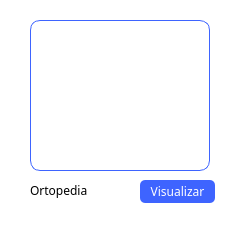
The window that hospital-Core/Widgets/Usuario/tarjeta_servicios.ui (MrDanielG/Hospital-SCRUM) describes before a commit, drawn with Qt 5.
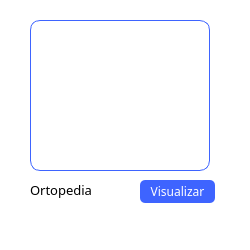
The same window after the commit.

Commit message: Catalogo Servicios

Patch:
```diff
--- a/hospital-Core/Widgets/Usuario/tarjeta_servicios.ui
+++ b/hospital-Core/Widgets/Usuario/tarjeta_servicios.ui
@@ -41,6 +41,7 @@
    <property name="font">
     <font>
      <family>Montserrat</family>
+     <pointsize>10</pointsize>
     </font>
    </property>
    <property name="text">
@@ -71,9 +72,9 @@
    <property name="geometry">
     <rect>
      <x>50</x>
-     <y>40</y>
-     <width>141</width>
-     <height>111</height>
+     <y>30</y>
+     <width>140</width>
+     <height>140</height>
     </rect>
    </property>
    <property name="text">
```
Left out of the diff: 3 changed lines with no effect on the pictures. The commit also changes 12 other files.
